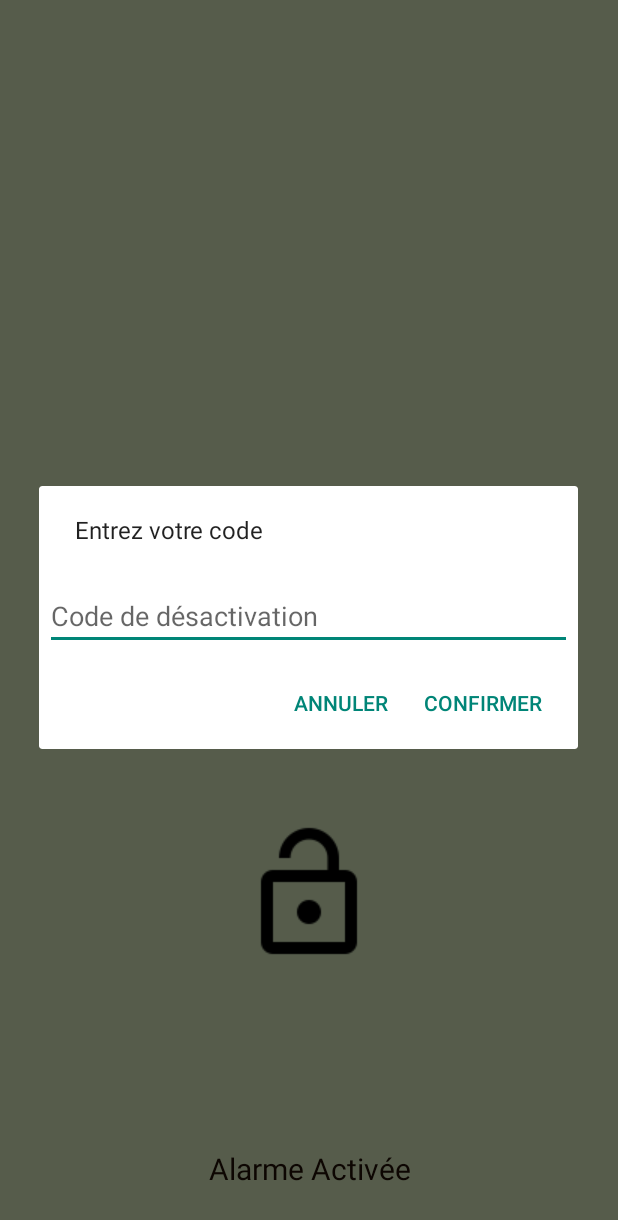
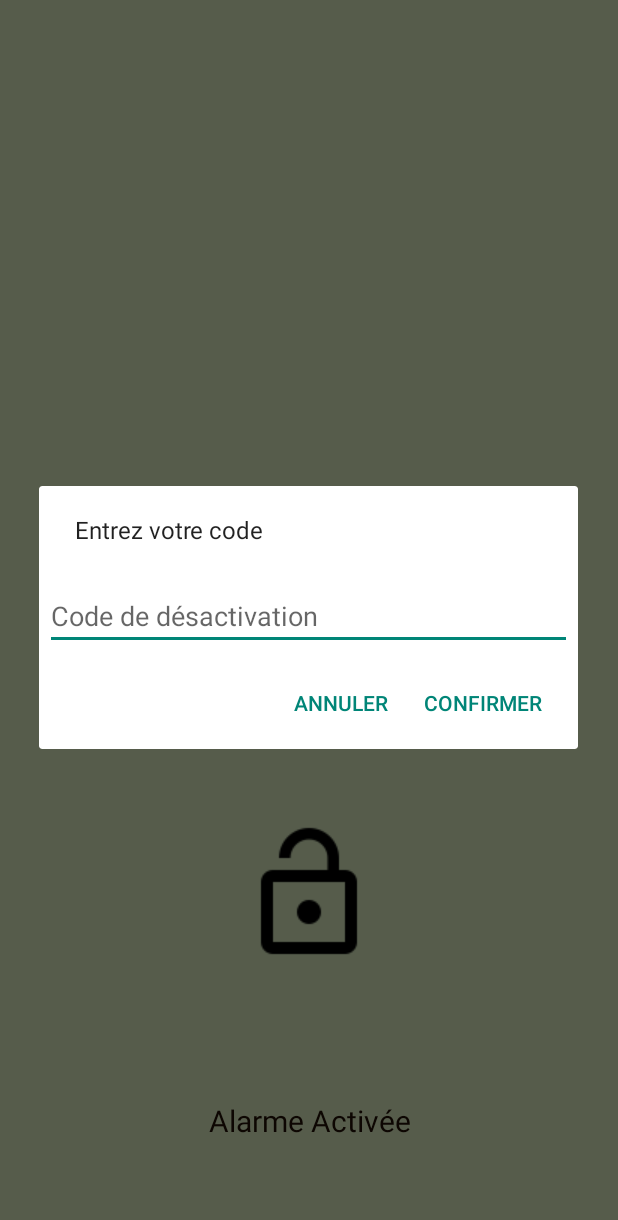
Before and after one commit to BenjaminDish/Thief_Catcher, an Android app: the AlarmActivity screen opened directly, with no data from a screen before it, after a tap on an icon or button, on a phone screen of 412 x 824 dp. Shown: the top 1220 px of the screen. Run offline under Robolectric (Android 15) with nearby library versions, the phone set to English and light mode, and no system bars; 3 statements that could not run were skipped.

Commit message:
Nettoyage du code alarmActivity

```diff
--- a/app/src/main/java/com/example/benjamin/thief_catcher/ActivationActivity.java
+++ b/app/src/main/java/com/example/benjamin/thief_catcher/ActivationActivity.java
@@ -76,7 +76,7 @@ public class ActivationActivity extends Activity {
         SharedPreferences sharedPref = PreferenceManager.getDefaultSharedPreferences(this);
         activationTime = Integer.parseInt(sharedPref.getString("slider_activation", "5"));
 
-        //Récupération des variales passées par la mainActivity
+        //Récupération des variables passées par la mainActivity
         if(getIntent().getExtras() != null){
             useCharge = getIntent().getBooleanExtra("useCharge", false);
             useMove = getIntent().getBooleanExtra("useMove", false);
--- a/app/src/main/java/com/example/benjamin/thief_catcher/Alarm.java
+++ b/app/src/main/java/com/example/benjamin/thief_catcher/Alarm.java
@@ -2,11 +2,8 @@ package com.example.benjamin.thief_catcher;
 
 import android.content.Context;
 import android.content.SharedPreferences;
-import android.content.res.Resources;
 import android.media.MediaPlayer;
 import android.preference.PreferenceManager;
-import android.support.v4.content.ContextCompat;
-import android.util.Log;
 import android.widget.TextView;
 
 import java.util.Timer;
@@ -30,7 +27,7 @@ public class Alarm {
             Thread.sleep(alarmDelay * 1000);
 
             // Affichage du message
-            textView.setText(sharedPref.getString("text_alarm", "Ce portable a été volé"));
+            textView.setText(sharedPref.getString("text_alarme", "Ce portable a été volé"));
 
             // Lancement du clignotement bleu/rouge
             chronoClign = new Timer();
@@ -58,9 +55,10 @@ public class Alarm {
         }
     }
 
-    public static void initiate(TimerTask tClign, TextView text, SharedPreferences sharedPref) {
+    public static void initiate(TimerTask tClign, TextView text, Context context) {
         taskClignotement = tClign;
         textView = text;
+        SharedPreferences sharedPref = PreferenceManager.getDefaultSharedPreferences(context);
         alarmDelay = Integer.parseInt(sharedPref.getString("slider_déclenchement", "0"));
     }
 
--- a/app/src/main/java/com/example/benjamin/thief_catcher/AlarmActivity.java
+++ b/app/src/main/java/com/example/benjamin/thief_catcher/AlarmActivity.java
@@ -1,6 +1,5 @@
 package com.example.benjamin.thief_catcher;
 
-import android.annotation.TargetApi;
 import android.app.FragmentManager;
 import android.content.BroadcastReceiver;
 import android.content.Context;
@@ -12,9 +11,7 @@ import android.hardware.SensorEvent;
 import android.hardware.SensorEventListener;
 import android.hardware.SensorManager;
 import android.media.AudioManager;
-import android.os.Build;
 import android.os.Bundle;
-import android.os.Handler;
 import android.preference.PreferenceManager;
 import android.support.v4.content.ContextCompat;
 import android.support.v7.app.AppCompatActivity;
@@ -26,181 +23,100 @@ import android.widget.FrameLayout;
 import android.widget.ImageButton;
 import android.widget.TextView;
 
-import com.example.benjamin.thief_catcher.util.SystemUiHider;
-
 import java.util.TimerTask;
 
-/**
- * An example full-screen activity that shows and hides the system UI (i.e.
- * status bar and navigation/system bar) with user interaction.
- *
- * @see SystemUiHider
- */
 public class AlarmActivity extends AppCompatActivity implements SensorEventListener {
 
     private BroadcastReceiver smsReceiver;
     private BroadcastReceiver chargeReceiver;
     private SensorManager mSensorManager;
-    private Sensor accelerometerSensor;
-    private EditTextDialogFragment dial;
-    private FragmentManager fragmentManager;
-    private SharedPreferences sharedPref;
-    private Intent intent;
     private Boolean useCharge;
     private Boolean useMove;
     private Boolean useSms;
+    private ImageButton imageButtonUnlock;
+    private Integer couleur_fond;
     private double motionSensibility;
-    private FrameLayout frameAlarm;
-    private ImageButton imageButtonUnlock;
-    private TextView message;
-    private AudioManager am;
-    private Integer couleur_fond;
-
-    /**
-     * Whether or not the system UI should be auto-hidden after
-     * {@link #AUTO_HIDE_DELAY_MILLIS} milliseconds.
-     */
-    private static final boolean AUTO_HIDE = true;
-
-    /**
-     * If {@link #AUTO_HIDE} is set, the number of milliseconds to wait after
-     * user interaction before hiding the system UI.
-     */
-    private static final int AUTO_HIDE_DELAY_MILLIS = 3000;
-
-    /**
-     * If set, will toggle the system UI visibility upon interaction. Otherwise,
-     * will show the system UI visibility upon interaction.
-     */
-    private static final boolean TOGGLE_ON_CLICK = true;
-
-    /**
-     * The flags to pass to {@link SystemUiHider#getInstance}.
-     */
-    private static final int HIDER_FLAGS = SystemUiHider.FLAG_HIDE_NAVIGATION;
-
-    /**
-     * The instance of the {@link SystemUiHider} for this activity.
-     */
-    private SystemUiHider mSystemUiHider;
 
     @Override
     protected void onCreate(Bundle savedInstanceState) {
         requestWindowFeature(Window.FEATURE_NO_TITLE);
-
         super.onCreate(savedInstanceState);
-
-
         getWindow().setFlags(WindowManager.LayoutParams.FLAG_FULLSCREEN, WindowManager.LayoutParams.FLAG_FULLSCREEN);
-
         setContentView(R.layout.activity_alarm);
 
-        frameAlarm = (FrameLayout) findViewById(R.id.frameAlarm);
-        imageButtonUnlock = (ImageButton) findViewById(R.id.imageButtonUnlock);
-        message = (TextView) findViewById(R.id.fullscreen_content);
+        imageButtonUnlock = (ImageButton) this.findViewById(R.id.imageButtonUnlock);
 
-        final View contentView = findViewById(R.id.fullscreen_content);
+        //Initialisation des attributs
+        LI_initValues();
 
+        //Initialisation de l'alarme
+        LI_Init_Alarm();
 
-        // Set up an instance of SystemUiHider to control the system UI for
-        // this activity.
-        mSystemUiHider = SystemUiHider.getInstance(this, contentView, HIDER_FLAGS);
-        mSystemUiHider.setup();
-        mSystemUiHider
-                .setOnVisibilityChangeListener(new SystemUiHider.OnVisibilityChangeListener() {
-                    // Cached values.
-                    int mControlsHeight;
-                    int mShortAnimTime;
+        //Abonnement aux receivers de déclenchement de l'alarme
+        LI_initReceivers();
 
-                    @Override
-                    @TargetApi(Build.VERSION_CODES.HONEYCOMB_MR2)
-                    public void onVisibilityChange(boolean visible) {
-                        if (visible && AUTO_HIDE) {
-                            // Schedule a hide().
-                            delayedHide(AUTO_HIDE_DELAY_MILLIS);
-                        }
-                    }
-                });
-
-        // Set up the user interaction to manually show or hide the system UI.
-        contentView.setOnClickListener(new View.OnClickListener() {
-            @Override
-            public void onClick(View view) {
-                if (TOGGLE_ON_CLICK) {
-                    mSystemUiHider.toggle();
-                } else {
-                    mSystemUiHider.show();
-                }
-            }
-        });
-
-        fragmentManager = getFragmentManager();
-
-        imageButtonUnlock = (ImageButton) this.findViewById(R.id.imageButtonUnlock);
-        imageButtonUnlock.setImageResource(R.drawable.unlockicon);
-
+        /**Activation du listener sur le bouton*/
         imageButtonUnlock.setOnClickListener(new View.OnClickListener() {
             public void onClick(View v) {
                 D_UnLockClicked();
             }
         });
-
     }
 
     @Override
-    protected void onPostCreate(Bundle savedInstanceState) {
-        super.onPostCreate(savedInstanceState);
-
-        // Trigger the initial hide() shortly after the activity has been
-        // created, to briefly hint to the user that UI controls
-        // are available.
-        delayedHide(100);
+    protected void onDestroy() {
+        super.onDestroy();
+        //Désabonnement aux receivers
+        LI_finishReceivers();
     }
 
+    /** Méthode appellée sur pression d'un des boutons de l'appareil*/
     @Override
     public boolean onKeyDown(int keyCode, KeyEvent event)  {
+        /** Désactivation du bouton back*/
         if (keyCode == KeyEvent.KEYCODE_BACK) {
             return true;
         }
+        /** Désactivation des boutons de réglage du volume sonore si l'alarme est déclenchée*/
         if ((keyCode == KeyEvent.KEYCODE_VOLUME_DOWN || keyCode == KeyEvent.KEYCODE_VOLUME_UP) && Alarm.getStatus()) {
+            AudioManager am = (AudioManager) this.getSystemService(Context.AUDIO_SERVICE);
             am.setStreamVolume(AudioManager.STREAM_MUSIC, am.getStreamMaxVolume(AudioManager.STREAM_MUSIC), 0);
             return true;
         }
         return super.onKeyDown(keyCode, event);
     }
 
-    Handler mHideHandler = new Handler();
-    Runnable mHideRunnable = new Runnable() {
-        @Override
-        public void run() {
-            mSystemUiHider.hide();
+    /** Méthode appellée sur détection d'un mouvement du téléphone*/
+    @Override
+    public final void onSensorChanged(SensorEvent event) {
+        if(LI_isMovementAccepted(event)){
+            // Déclenchement de l'alarme
+            try {
+                Alarm.start(this);
+            } catch (InterruptedException e) {
+                e.printStackTrace();
+            }
+            // On se désabonne aux receivers
+            LI_finishReceivers();
         }
-    };
-
-    /**
-     * Schedules a call to hide() in [delay] milliseconds, canceling any
-     * previously scheduled calls.
-     */
-    private void delayedHide(int delayMillis) {
-        mHideHandler.removeCallbacks(mHideRunnable);
-        mHideHandler.postDelayed(mHideRunnable, delayMillis);
-    }
-
-    private void D_UnLockClicked() {
-
-        dial = new EditTextDialogFragment();
-        dial.show(fragmentManager, "edit");
     }
 
     @Override
-    protected void onStart() {
-        super.onStart();
+    public final void onAccuracyChanged(Sensor sensor, int accuracy) {
+        // Cette méthode est inutilisée ici mais doit être implémentée.
+    }
 
-        sharedPref = PreferenceManager.getDefaultSharedPreferences(this);
-        am = (AudioManager) this.getSystemService(Context.AUDIO_SERVICE);
+    /** Fonction appellée en cas de click du bouton Unlock*/
+    private void D_UnLockClicked() {
+        LI_OpenCodeKeyboard();
+    }
 
+    /** Initialise la classe static alarme avec les bons paramètres*/
+    private void LI_Init_Alarm(){
+        final FrameLayout frameAlarm = (FrameLayout) findViewById(R.id.frameAlarm);
+        final TextView textViewMessage = (TextView) findViewById(R.id.textViewMessage);
 
-        // Gère le clignotement rouge/bleu
+        // Création d'une tâche qui gère le clignotement rouge/bleu
         couleur_fond = ContextCompat.getColor(this, R.color.blue);
         TimerTask taskClignotement = new TimerTask() {
             @Override
@@ -224,44 +140,48 @@ public class AlarmActivity extends AppCompatActivity implements SensorEventListe
             }
         };
 
-        Alarm.initiate(taskClignotement, message, sharedPref);
+        // Initilisation de l'objet alarme avec cette tâche
+        Alarm.initiate(taskClignotement, textViewMessage, this);
+    }
 
+    /** Récupère les paramètres nécessaires au fonctionnement de cette activity*/
+    private void LI_initValues() {
+        SharedPreferences sharedPref = PreferenceManager.getDefaultSharedPreferences(this);
         Integer valeur = sharedPref.getInt("slider_mouvement", 50);
         motionSensibility = (float) (100 - valeur) / 10.0;
 
-        //Récupération des variales passées par la mainActivity
+        //Récupération des variables passées par la ActivationActivity
         if(getIntent().getExtras() != null){
             useCharge = getIntent().getBooleanExtra("useCharge", false);
             useMove = getIntent().getBooleanExtra("useMove", false);
             useSms = getIntent().getBooleanExtra("useSms", false);
         }
+    }
 
+    /** Abonne l'activity aux receivers sur les évènements de déclenchement de l'alarme*/
+    private void LI_initReceivers(){
         // Ecoute des sms reçus
         if(useSms){
             IntentFilter intentFilter = new IntentFilter("android.provider.Telephony.SMS_RECEIVED");
             smsReceiver = new SMSReceiver();
             this.registerReceiver(smsReceiver, intentFilter);
         }
-
         // Ecoute de l'évènement "débranchement du téléphone"
         if(useCharge){
             IntentFilter intentFilter = new IntentFilter(Intent.ACTION_BATTERY_CHANGED);
             chargeReceiver = new PowerConnectionReceiver();
             this.registerReceiver(chargeReceiver, intentFilter);
         }
-
+        // Ecoute de l'évènement "mouvement du téléphone"
         if(useMove) {
             mSensorManager = (SensorManager) getSystemService(Context.SENSOR_SERVICE);
-            accelerometerSensor = mSensorManager.getDefaultSensor(Sensor.TYPE_ACCELEROMETER);
+            Sensor accelerometerSensor = mSensorManager.getDefaultSensor(Sensor.TYPE_ACCELEROMETER);
             mSensorManager.registerListener(this, accelerometerSensor, SensorManager.SENSOR_DELAY_NORMAL);
         }
     }
 
-    @Override
-    protected void onDestroy() {
-        super.onDestroy();
-
-        //unregister our receivers
+    /** Désabonne l'activity aux receivers sur les évènements de déclenchement de l'alarme*/
+    private void LI_finishReceivers(){
         if(useSms) {
             this.unregisterReceiver(this.smsReceiver);
         }
@@ -273,25 +193,19 @@ public class AlarmActivity extends AppCompatActivity implements SensorEventListe
         }
     }
 
-    @Override
-    public final void onAccuracyChanged(Sensor sensor, int accuracy) {
-        // Do something here if sensor accuracy changes.
+    /** Ouvre une fenêtre avec clavier numérique qui permet de taper le code de désactivation*/
+    private void LI_OpenCodeKeyboard(){
+        FragmentManager fragmentManager = getFragmentManager();
+        CodeDialogFragment dial = new CodeDialogFragment();
+        dial.show(fragmentManager, "edit");
     }
 
-    @Override
-    public final void onSensorChanged(SensorEvent event) {
-        // The light sensor returns a single value.
-        // Many sensors return 3 values, one for each axis.
+    /** Evalue si un mouvement est suffisant pour déclencher l'alarme. Retourne true si il est suffisant, false sinon*/
+    private boolean LI_isMovementAccepted(SensorEvent event){
+        //On récupère les accélérations selon les axes x et y de l'appareil
         float accX = event.values[0];
         float accY = event.values[1];
-        if(Math.abs(accX)> motionSensibility + 1 || Math.abs(accY)> motionSensibility + 1){
-            System.out.println("aX : " + accX + ", aY : " + accY + "\n");
-            try {
-                Alarm.start(this);
-            } catch (InterruptedException e) {
-                e.printStackTrace();
-            }
-            mSensorManager.unregisterListener(this);
-        }
+        //On calcule si le mouvement est assez vif pour déclencher l'alarme (en fonction de la sensibilité)
+        return Math.abs(accX)> motionSensibility + 1 || Math.abs(accY)> motionSensibility + 1;
     }
 }
--- a/app/src/main/java/com/example/benjamin/thief_catcher/EditTextDialogFragment.java
+++ b/app/src/main/java/com/example/benjamin/thief_catcher/CodeDialogFragment.java
@@ -12,7 +12,7 @@ import android.view.LayoutInflater;
 import android.view.View;
 import android.widget.EditText;
 
-public class EditTextDialogFragment extends DialogFragment {
+public class CodeDialogFragment extends DialogFragment {
     private EditText text;
     Intent intent;
     private SharedPreferences sharedPref;
@@ -27,7 +27,7 @@ public class EditTextDialogFragment extends DialogFragment {
         // Get the layout inflater
         LayoutInflater factory = LayoutInflater.from(this.getActivity());
 
-        View layout = factory.inflate(R.layout.dialog_layout, null);
+        View layout = factory.inflate(R.layout.code_dialog_layout, null);
 
         builder.setView(layout);
 
--- a/app/src/main/res/layout/activity_alarm.xml
+++ b/app/src/main/res/layout/activity_alarm.xml
@@ -12,17 +12,19 @@
         android:layout_width="match_parent"
         android:layout_height="match_parent">
 
-        <TextView android:id="@+id/fullscreen_content"
+        <TextView android:id="@+id/textViewMessage"
             android:layout_width="fill_parent"
             android:layout_height="fill_parent"
             android:keepScreenOn="true"
             android:textStyle="bold"
-            android:textSize="20dp"
+            android:textSize="30dp"
             android:gravity="center"
             android:layout_weight="0.5"
-            android:allowUndo="false" />
+            android:allowUndo="false"
+            android:textColor="@color/text_app"
+            android:textAppearance="?android:attr/textAppearanceLarge" />
 
-        <TextView android:id="@+id/text2"
+        <TextView android:id="@+id/textViewInfoUnlock"
             android:layout_width="fill_parent"
             android:layout_height="fill_parent"
             android:keepScreenOn="true"
@@ -42,17 +44,18 @@
             android:layout_marginTop="30dp"
             android:layout_marginBottom="30dp"
             android:layout_marginRight="20dp"
-            android:layout_marginLeft="20dp" />
+            android:layout_marginLeft="20dp"
+            android:src="@drawable/ic_locked" />
 
         <TextView
             android:layout_width="fill_parent"
             android:layout_height="fill_parent"
             android:textAppearance="?android:attr/textAppearanceLarge"
             android:text="Alarme Activée"
-            android:id="@+id/textViewUnlock"
+            android:id="@+id/textViewLocked"
             android:layout_weight="0.8"
             android:textSize="20dp"
-            android:gravity="center_vertical|center_horizontal"
+            android:gravity="top|center_horizontal"
             android:textColor="@color/text_app" />
     </LinearLayout>
 
--- a/app/src/main/res/layout/activity_main.xml
+++ b/app/src/main/res/layout/activity_main.xml
@@ -150,7 +150,7 @@
         android:layout_marginBottom="30dp"
         android:background="@color/fond_app"
         android:clickable="true"
-        android:src="@drawable/unlockicon" />
+        android:src="@drawable/ic_unlocked" />
 
     <TextView
         android:layout_width="fill_parent"
--- a/app/src/main/res/layout/dialog_layout.xml
+++ b/app/src/main/res/layout/code_dialog_layout.xml
@@ -14,6 +14,4 @@
         android:layout_marginRight="4dp"
         android:layout_marginBottom="4dp"
         android:hint="Code de désactivation" />
-
-
 </LinearLayout>
```
Also changed, not shown: app/src/main/res/drawable/ic_locked.png (renamed from app/src/main/res/drawable/unlockicon.png), app/src/main/res/drawable/ic_unlocked.png (added).
